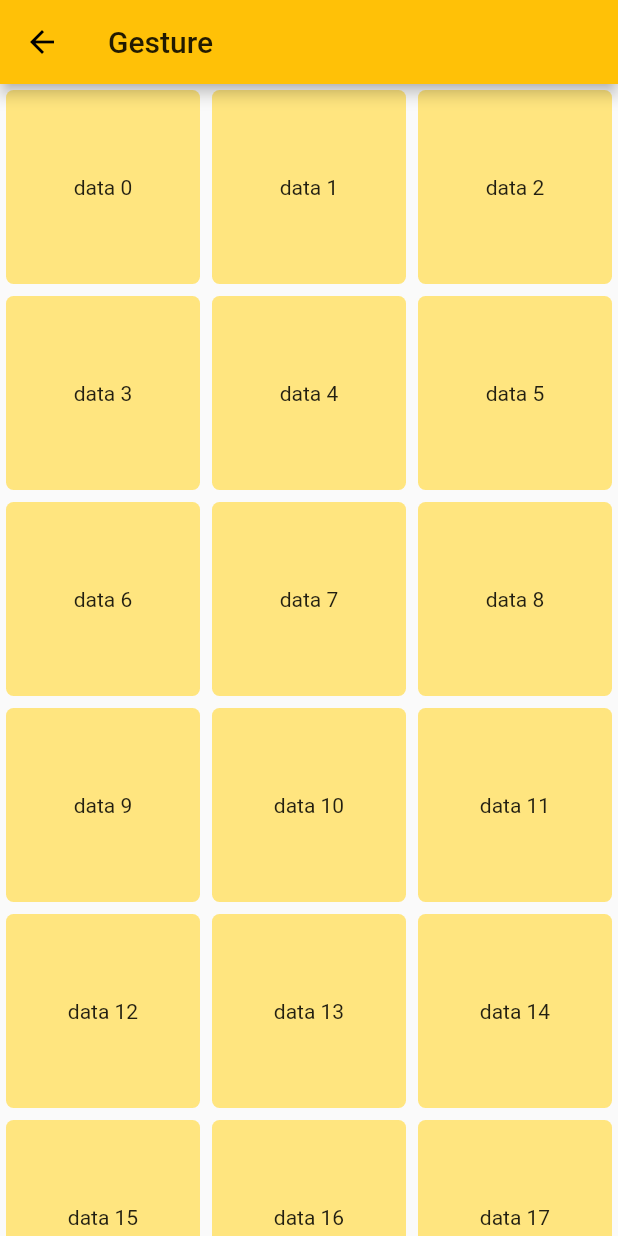
After one commit to leventarican/cookbook-flutter, a Flutter app: the GridExample screen opened directly, on a phone screen of 412 x 824 dp. The commit adds this screen. Run offline on Flutter 3.47's test engine with Material 2 defaults, Android fonts, the phone set to English and light mode, and no system bars; our stand-ins replace font_awesome_flutter.

Commit message:
grid and gesture example

```diff
--- /dev/null
+++ b/refresh/lib/examples/grid_exmaple.dart
@@ -0,0 +1,36 @@
+import 'package:flutter/material.dart';
+
+class GridExample extends StatelessWidget {
+  @override
+  Widget build(BuildContext context) {
+    return Scaffold(
+        appBar: AppBar(
+          title: Text(
+            'Gesture',
+            textDirection: TextDirection.rtl,
+          ),
+        ),
+        body: GridView.count(
+          crossAxisCount: 3,
+          children: List.generate(50, (index) {
+            return GestureDetector(
+              onTap: () {
+                debugPrint('tabbed: $index');
+              },
+              child: Container(
+                height: 40.0,
+                padding: EdgeInsets.all(8.0),
+                margin: EdgeInsets.symmetric(horizontal: 4.0, vertical: 4.0),
+                decoration: BoxDecoration(
+                  borderRadius: BorderRadius.circular(5.0),
+                  color: Colors.amberAccent[100],
+                ),
+                child: Center(
+                  child: Text('data $index'),
+                ),
+              ),
+            );
+          }),
+        ));
+  }
+}
--- a/refresh/lib/main.dart
+++ b/refresh/lib/main.dart
@@ -4,6 +4,7 @@ import 'package:flutter/material.dart';
 import 'package:flutter/widgets.dart';
 import 'package:refresh/animation/animation_package_example.dart';
 import 'package:refresh/examples/animation_example.dart';
+import 'package:refresh/examples/grid_exmaple.dart';
 import 'package:refresh/examples/inherited_widget_example.dart';
 import 'package:refresh/examples/json_rest_example.dart';
 import 'package:refresh/examples/listview_future_example.dart';
@@ -114,6 +115,10 @@ class _StartState extends State<Start> {
             action: () => clicked(ListViewFutureExample()),
           ),
           MenuButton(
+            name: 'gesture',
+            action: () => clicked(GridExample()),
+          ),
+          MenuButton(
             name: 'placeholder1',
             action: () => clicked(StatelessExample()),
           ),
```
